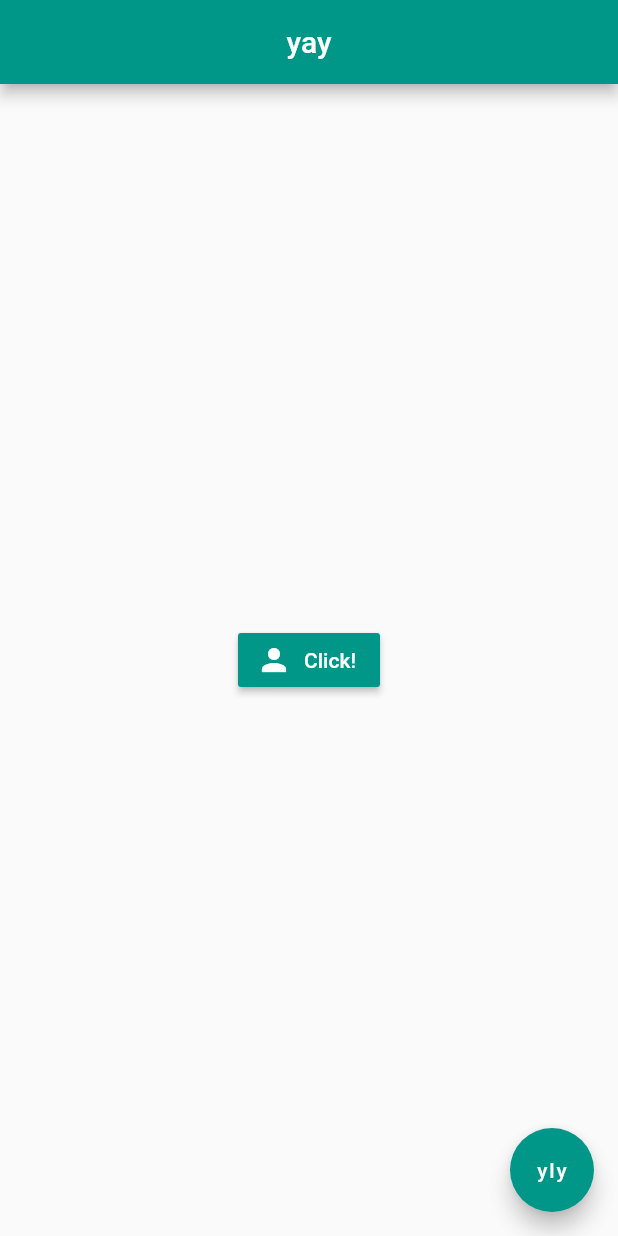
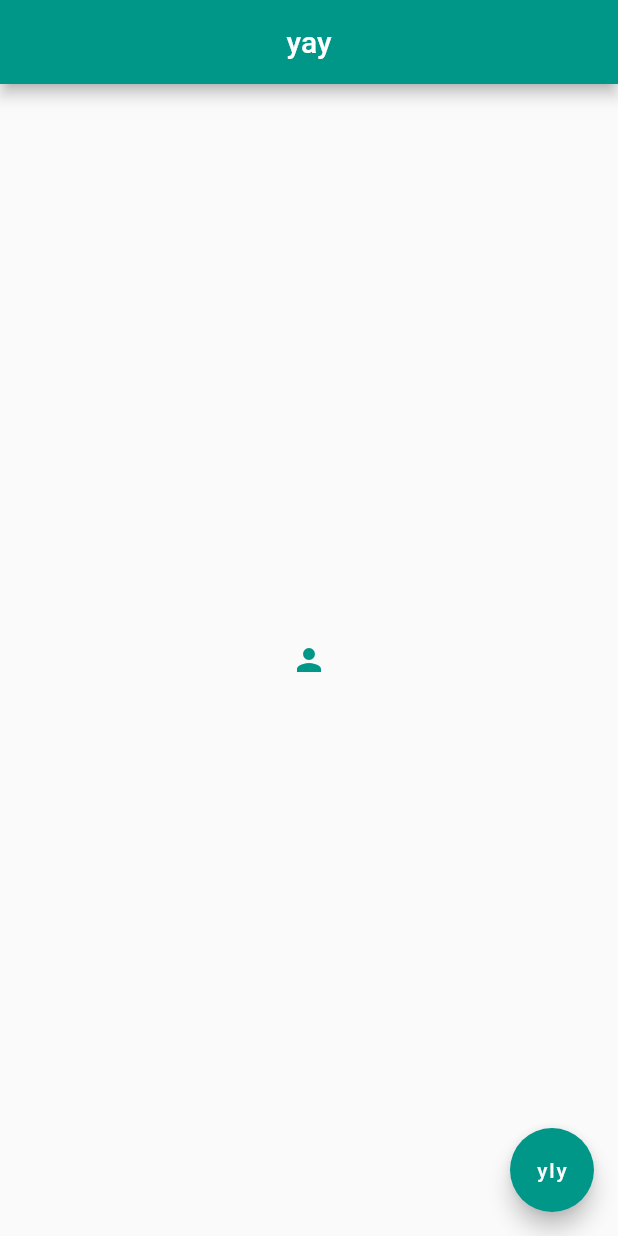
Before and after one commit to kammradt-archives/kontrol-flutter, a Flutter app: the screen it shows after launch, on a phone screen of 412 x 824 dp. Run offline on Flutter 3.47's test engine with Material 2 defaults, Android fonts, the phone set to English and light mode, and no system bars.

Commit message:
:sparkles: Icons that work as buttons

```diff
--- a/lib/main.dart
+++ b/lib/main.dart
@@ -15,12 +15,11 @@ class Home extends StatelessWidget {
         backgroundColor: Colors.teal,
       ),
       body: Center(
-        child: RaisedButton.icon(
-          icon: Icon(Icons.person, color: Colors.white),
-          label: Text('Click!', style: TextStyle(color: Colors.white)),
+        child: IconButton(
+          icon: Icon(Icons.person),
+          onPressed: () { print('Clicked!'); },
           color: Colors.teal,
-          onPressed: () {},
-        ),
+        )
       ),
       floatingActionButton: FloatingActionButton(
         onPressed: () {},
```
